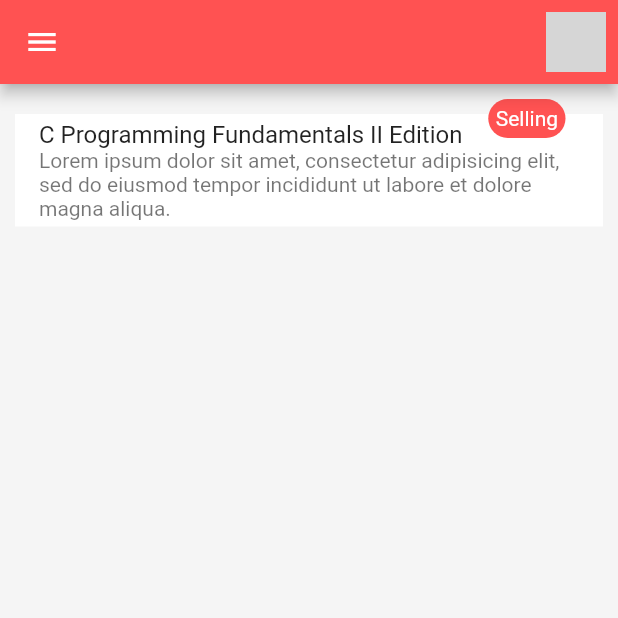
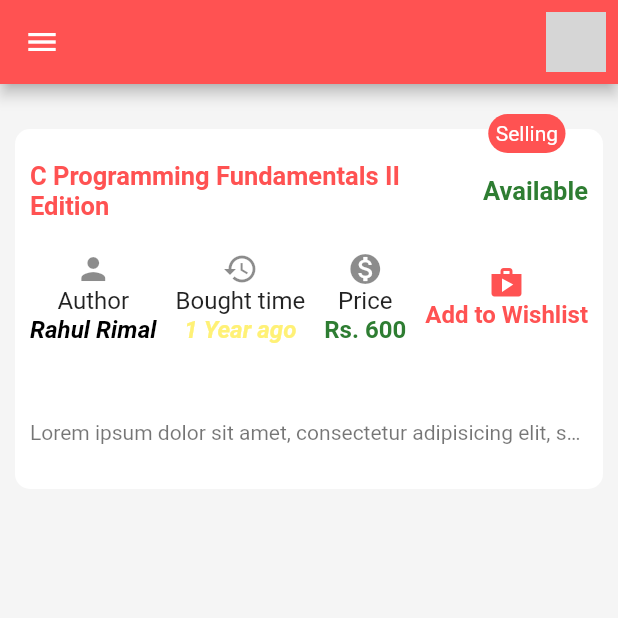
Before and after one commit to RahulRimal/share_learning, a Flutter app: the screen it shows after launch, on a phone screen of 412 x 824 dp, the top half of it. Run offline on Flutter 3.47's test engine with Material 2 defaults, Android fonts, the phone set to English and light mode, and no system bars; network calls fail; grey boxes are pictures that could not be loaded.

Commit message:
Post widget almost complete..

```diff
--- a/lib/widgets/post.dart
+++ b/lib/widgets/post.dart
@@ -6,23 +6,144 @@ class Post extends StatelessWidget {
   @override
   Widget build(BuildContext context) {
     return Container(
-      padding: EdgeInsets.symmetric(horizontal: 10, vertical: 20),
+      padding: EdgeInsets.symmetric(
+        horizontal: 10,
+        vertical: 30,
+      ),
       child: Stack(
-        overflow: Overflow.visible,
+        clipBehavior: Clip.none,
         children: [
           Container(
-            height: 200,
-            margin: EdgeInsets.symmetric(horizontal: 5, vertical: 10),
-            padding: EdgeInsets.all(10),
+            height: 240,
             decoration: BoxDecoration(
-              borderRadius: BorderRadius.circular(30),
+              color: Colors.white,
+              borderRadius: BorderRadius.circular(10),
             ),
-          ),
-          ListTile(
-            tileColor: Colors.white,
-            title: Text('C Programming Fundamentals II Edition'),
-            subtitle: Text(
-                'Lorem ipsum dolor sit amet, consectetur adipisicing elit, sed do eiusmod tempor incididunt ut labore et dolore magna aliqua.'),
+            child: ListTile(
+              // tileColor: Colors.white,
+              contentPadding: EdgeInsets.only(
+                top: 17,
+                bottom: 50,
+                left: 10,
+                right: 10,
+              ),
+              title: Column(
+                children: [
+                  Row(
+                    mainAxisAlignment: MainAxisAlignment.spaceBetween,
+                    children: [
+                      Flexible(
+                        child: Text(
+                          'C Programming Fundamentals II Edition',
+                          style: TextStyle(
+                            color: Theme.of(context).primaryColor,
+                            fontSize: 17,
+                            fontWeight: FontWeight.bold,
+                          ),
+                        ),
+                      ),
+                      Text(
+                        'Available',
+                        style: TextStyle(
+                          color: Colors.green[800],
+                          fontSize: 17,
+                          fontWeight: FontWeight.bold,
+                        ),
+                      ),
+                    ],
+                  ),
+                  SizedBox(
+                    height: 20,
+                  ),
+                  Row(
+                    mainAxisAlignment: MainAxisAlignment.spaceBetween,
+                    children: [
+                      Container(
+                        child: Column(
+                          mainAxisSize: MainAxisSize.min,
+                          children: [
+                            Icon(Icons.person),
+                            Text('Author'),
+                            Flexible(
+                              child: Text(
+                                'Rahul Rimal',
+                                style: TextStyle(
+                                  color: Colors.black,
+                                  fontWeight: FontWeight.w600,
+                                  fontStyle: FontStyle.italic,
+                                ),
+                              ),
+                            ),
+                          ],
+                        ),
+                      ),
+                      Container(
+                        child: Column(
+                          mainAxisSize: MainAxisSize.min,
+                          children: [
+                            Icon(Icons.history),
+                            Flexible(child: Text('Bought time')),
+                            Flexible(
+                              child: Text(
+                                '1 Year ago',
+                                style: TextStyle(
+                                  color: Colors.yellow[300],
+                                  fontWeight: FontWeight.w600,
+                                  fontStyle: FontStyle.italic,
+                                ),
+                              ),
+                            ),
+                          ],
+                        ),
+                      ),
+                      Container(
+                        child: Column(
+                          mainAxisSize: MainAxisSize.min,
+                          children: [
+                            Icon(Icons.monetization_on),
+                            Text('Price'),
+                            Text(
+                              'Rs. 600',
+                              style: TextStyle(
+                                color: Colors.green[800],
+                                fontWeight: FontWeight.w600,
+                              ),
+                            ),
+                          ],
+                        ),
+                      ),
+                      Container(
+                        child: Column(
+                          mainAxisSize: MainAxisSize.min,
+                          children: [
+                            Icon(
+                              Icons.shop,
+                              color: Theme.of(context).primaryColor,
+                            ),
+                            Flexible(
+                              child: Text(
+                                'Add to Wishlist',
+                                style: TextStyle(
+                                  color: Theme.of(context).primaryColor,
+                                  fontWeight: FontWeight.w600,
+                                ),
+                              ),
+                            ),
+                          ],
+                        ),
+                      ),
+                    ],
+                  ),
+                  SizedBox(
+                    height: 30,
+                  ),
+                ],
+              ),
+              subtitle: Text(
+                'Lorem ipsum dolor sit amet, consectetur adipisicing elit, sed do eiusmod tempor incididunt ut labore et dolore magna aliqua.',
+                overflow: TextOverflow.ellipsis,
+              ),
+            ),
           ),
           Positioned(
             top: -10,
```
